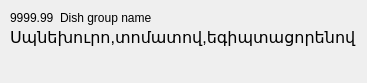
Above: Smart/menudish.ui from End1-1/Cafe5 before the change. Below: the same form after it.
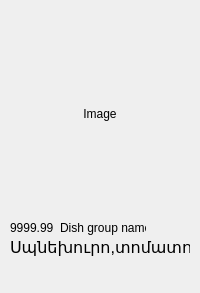
That is the form after the change. Icons and pictures are not drawn.

The edit to the form file:
```diff
--- a/Smart/menudish.ui
+++ b/Smart/menudish.ui
@@ -6,10 +6,22 @@
    <rect>
     <x>0</x>
     <y>0</y>
-    <width>328</width>
-    <height>83</height>
+    <width>200</width>
+    <height>293</height>
    </rect>
   </property>
+  <property name="minimumSize">
+   <size>
+    <width>200</width>
+    <height>100</height>
+   </size>
+  </property>
+  <property name="maximumSize">
+   <size>
+    <width>16777215</width>
+    <height>400</height>
+   </size>
+  </property>
   <property name="windowTitle">
    <string>Form</string>
   </property>
@@ -38,7 +50,7 @@
       <property name="verticalSpacing">
        <number>2</number>
       </property>
-      <item row="0" column="0">
+      <item row="1" column="0">
        <widget class="QLabel" name="lbDishPrice">
         <property name="sizePolicy">
          <sizepolicy hsizetype="Minimum" vsizetype="Minimum">
@@ -51,7 +63,93 @@
         </property>
        </widget>
       </item>
-      <item row="0" column="1">
+      <item row="1" column="2">
+       <widget class="QLabel" name="lbSelfcostWarning">
+        <property name="enabled">
+         <bool>true</bool>
+        </property>
+        <property name="minimumSize">
+         <size>
+          <width>16</width>
+          <height>16</height>
+         </size>
+        </property>
+        <property name="maximumSize">
+         <size>
+          <width>16</width>
+          <height>16</height>
+         </size>
+        </property>
+        <property name="text">
+         <string/>
+        </property>
+        <property name="pixmap">
+         <pixmap resource="../resources/resources.qrc">:/danger.png</pixmap>
+        </property>
+        <property name="scaledContents">
+         <bool>true</bool>
+        </property>
+       </widget>
+      </item>
+      <item row="2" column="0" colspan="4">
+       <widget class="QLabel" name="lbDishName">
+        <property name="minimumSize">
+         <size>
+          <width>0</width>
+          <height>45</height>
+         </size>
+        </property>
+        <property name="maximumSize">
+         <size>
+          <width>16777215</width>
+          <height>16777215</height>
+         </size>
+        </property>
+        <property name="font">
+         <font>
+          <pointsize>12</pointsize>
+         </font>
+        </property>
+        <property name="text">
+         <string>Սպնեխուրո,տոմատով,եգիպտացորենով</string>
+        </property>
+        <property name="alignment">
+         <set>Qt::AlignmentFlag::AlignLeading|Qt::AlignmentFlag::AlignLeft|Qt::AlignmentFlag::AlignTop</set>
+        </property>
+        <property name="wordWrap">
+         <bool>true</bool>
+        </property>
+       </widget>
+      </item>
+      <item row="1" column="3">
+       <widget class="QLabel" name="lbCalcWarning">
+        <property name="enabled">
+         <bool>true</bool>
+        </property>
+        <property name="minimumSize">
+         <size>
+          <width>16</width>
+          <height>16</height>
+         </size>
+        </property>
+        <property name="maximumSize">
+         <size>
+          <width>16</width>
+          <height>16</height>
+         </size>
+        </property>
+        <property name="text">
+         <string/>
+        </property>
+        <property name="pixmap">
+         <pixmap resource="../resources/resources.qrc">:/minus.png</pixmap>
+        </property>
+        <property name="scaledContents">
+         <bool>true</bool>
+        </property>
+       </widget>
+      </item>
+      <item row="1" column="1">
        <widget class="QWidget" name="widget_2" native="true">
         <property name="sizePolicy">
          <sizepolicy hsizetype="Preferred" vsizetype="Preferred">
@@ -85,89 +183,25 @@
         </layout>
        </widget>
       </item>
-      <item row="0" column="2">
-       <widget class="QLabel" name="lbSelfcostWarning">
-        <property name="enabled">
-         <bool>true</bool>
+      <item row="0" column="0" colspan="4">
+       <widget class="QLabel" name="lbImage">
+        <property name="sizePolicy">
+         <sizepolicy hsizetype="Expanding" vsizetype="Expanding">
+          <horstretch>0</horstretch>
+          <verstretch>0</verstretch>
+         </sizepolicy>
         </property>
-        <property name="minimumSize">
-         <size>
-          <width>16</width>
-          <height>16</height>
-         </size>
-        </property>
-        <property name="maximumSize">
-         <size>
-          <width>16</width>
-          <height>16</height>
-         </size>
-        </property>
-        <property name="text">
-         <string/>
-        </property>
-        <property name="pixmap">
-         <pixmap resource="../resources/resources.qrc">:/danger.png</pixmap>
-        </property>
-        <property name="scaledContents">
-         <bool>true</bool>
-        </property>
-       </widget>
-      </item>
-      <item row="0" column="3">
-       <widget class="QLabel" name="lbCalcWarning">
-        <property name="enabled">
-         <bool>true</bool>
-        </property>
-        <property name="minimumSize">
-         <size>
-          <width>16</width>
-          <height>16</height>
-         </size>
-        </property>
-        <property name="maximumSize">
-         <size>
-          <width>16</width>
-          <height>16</height>
-         </size>
-        </property>
-        <property name="text">
-         <string/>
-        </property>
-        <property name="pixmap">
-         <pixmap resource="../resources/resources.qrc">:/minus.png</pixmap>
-        </property>
-        <property name="scaledContents">
-         <bool>true</bool>
-        </property>
-       </widget>
-      </item>
-      <item row="1" column="0" colspan="4">
-       <widget class="QLabel" name="lbDishName">
         <property name="minimumSize">
          <size>
           <width>0</width>
-          <height>45</height>
+          <height>0</height>
          </size>
         </property>
-        <property name="maximumSize">
-         <size>
-          <width>16777215</width>
-          <height>16777215</height>
-         </size>
-        </property>
-        <property name="font">
-         <font>
-          <pointsize>12</pointsize>
-         </font>
-        </property>
         <property name="text">
-         <string>Սպնեխուրո,տոմատով,եգիպտացորենով</string>
+         <string>Image</string>
         </property>
         <property name="alignment">
-         <set>Qt::AlignLeading|Qt::AlignLeft|Qt::AlignTop</set>
-        </property>
-        <property name="wordWrap">
-         <bool>true</bool>
+         <set>Qt::AlignmentFlag::AlignCenter</set>
         </property>
        </widget>
       </item>
```
